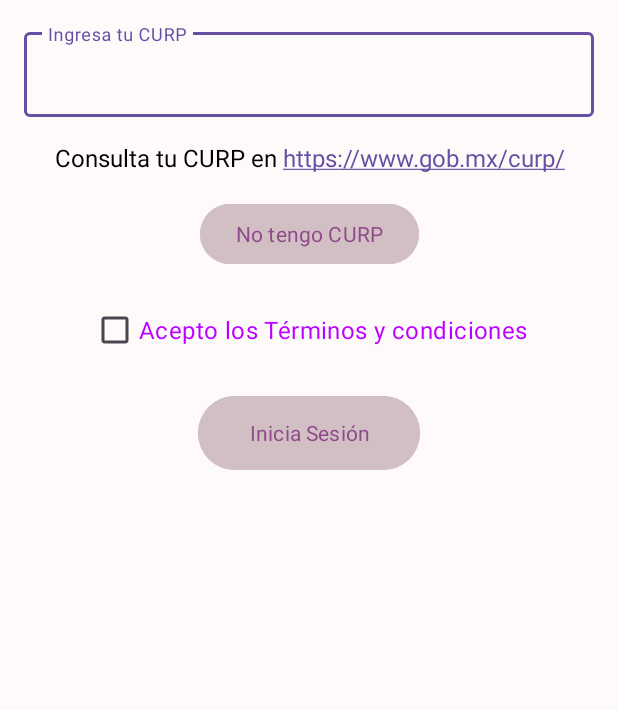
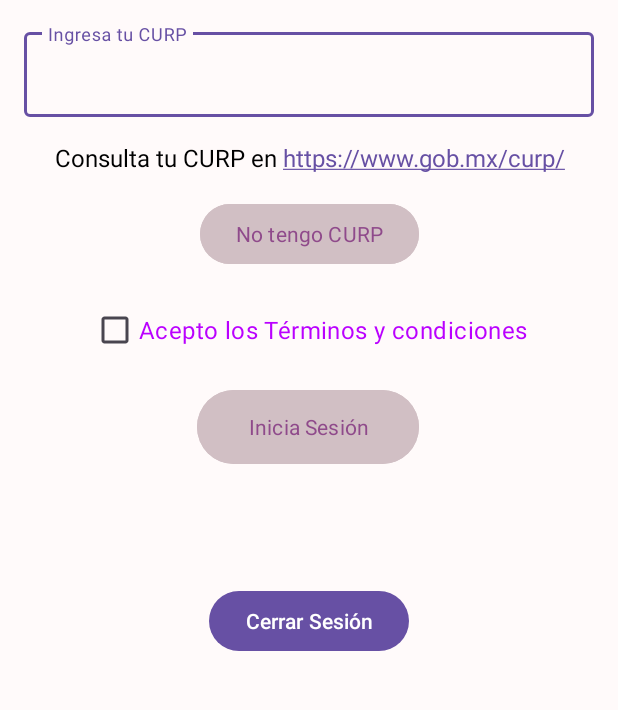
Before and after one commit to Ernesto-Juarez-Torres-A01754887/Dif-App-Cliente, an Android app: the layout activity_main.xml on its own in the app's theme, with its tools: preview values and no code run, on a phone screen of 412 x 824 dp, the part 440-1150 px from its top. Run offline under Robolectric (Android 15) with nearby library versions, the phone set to English and light mode, and no system bars.

Commit message:
Add CODE

```diff
--- a/app/src/main/res/layout/activity_main.xml
+++ b/app/src/main/res/layout/activity_main.xml
@@ -105,17 +105,31 @@
         app:layout_constraintTop_toBottomOf="@+id/buttonNoCURP" />
 
     <!-- Botón "Inicia Sesión" -->
+
     <Button
         android:id="@+id/buttonLogin"
         android:layout_width="148dp"
         android:layout_height="57dp"
-        android:layout_marginTop="16dp"
+        android:layout_marginTop="12dp"
         android:backgroundTint="#d1bfc4"
         android:fontFamily="@font/alfa_slab_one"
         android:text="Inicia Sesión"
         android:textColor="#8F4A8B"
         app:layout_constraintEnd_toEndOf="parent"
+        app:layout_constraintHorizontal_bias="0.497"
         app:layout_constraintStart_toStartOf="parent"
         app:layout_constraintTop_toBottomOf="@+id/checkBoxTerms" />
 
+    <Button
+        android:id="@+id/buttonLogout"
+        android:layout_width="wrap_content"
+        android:layout_height="wrap_content"
+        android:onClick="logout"
+        android:text="Cerrar Sesión"
+        app:layout_constraintBottom_toBottomOf="parent"
+        app:layout_constraintEnd_toEndOf="parent"
+        app:layout_constraintStart_toStartOf="parent"
+        app:layout_constraintTop_toBottomOf="@+id/buttonLogin" />
+
+
 </androidx.constraintlayout.widget.ConstraintLayout>
```
Also changed, not shown: app/src/main/java/com/itesm/difbueno/MainActivity.kt (+46 -4 lines), app/src/main/java/com/itesm/difbueno/Nocurp.kt (+69 -14 lines), app/src/main/java/com/itesm/difbueno/SharedPreferencesManager.kt (+8 -0 lines), app/src/main/res/layout/nocurp.xml (+12 -0 lines).
